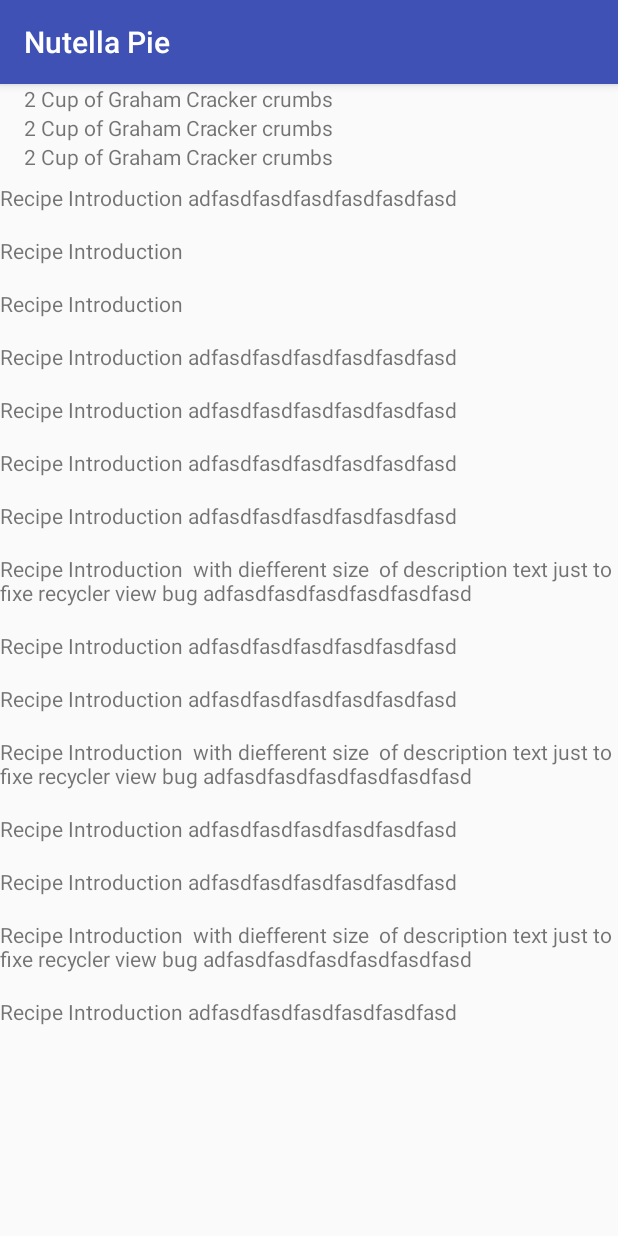
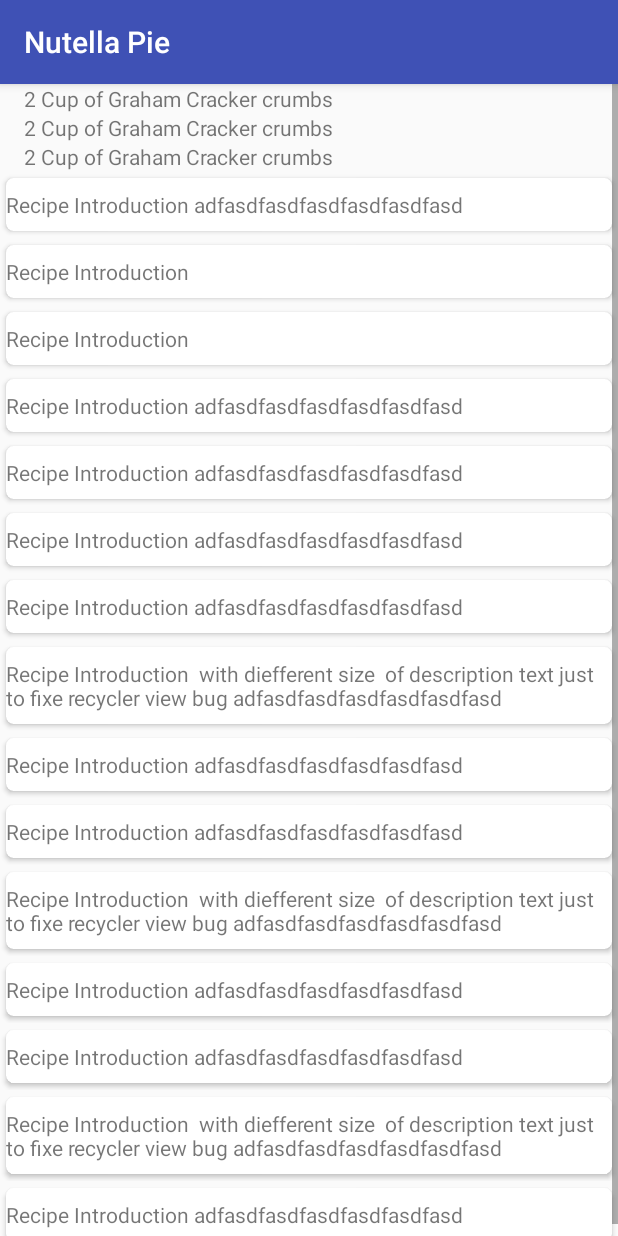
Before and after one commit to todaduc/BakingApp, an Android app: the screen it shows after launch (RecipeDetailActivity), after a tap on "Nutella Pie", on a phone screen of 412 x 824 dp. Run offline under Robolectric (Android 15) with nearby library versions, the phone set to English and light mode, and no system bars; our stand-ins replace ButterKnife; libraries missing offline, so code that uses them is left out: android.support.test; 1 statement that could not run was skipped.

Commit message:
code clean up

```diff
--- a/app/src/main/java/com/todaduc/bakingapp/ui/fragments/MediaPlayerFragment.java
+++ b/app/src/main/java/com/todaduc/bakingapp/ui/fragments/MediaPlayerFragment.java
@@ -50,7 +50,6 @@ public class MediaPlayerFragment extends Fragment {
 
         if( getArguments()!= null){
             videoUrl = getArguments().getString("Video");
-            Log.i("videoUrl ", videoUrl);
             initializePlayer(Uri.parse(videoUrl));
         }
 
--- a/app/src/main/res/layout/fragment_step.xml
+++ b/app/src/main/res/layout/fragment_step.xml
@@ -4,7 +4,7 @@
     android:layout_width="match_parent"
     android:layout_height="wrap_content">
 
-<!--    <android.support.v7.widget.CardView
+   <android.support.v7.widget.CardView
         xmlns:card_view="http://schemas.android.com/apk/res-auto"
         android:layout_gravity="center"
         android:layout_width="match_parent"
@@ -22,13 +22,6 @@
         android:paddingBottom="8dp"
         android:paddingTop="8dp"
         />
-    </android.support.v7.widget.CardView>-->
+    </android.support.v7.widget.CardView>
 
-    <TextView
-        android:id="@+id/tv_step_description"
-        android:layout_width="match_parent"
-        android:layout_height="wrap_content"
-        android:paddingBottom="8dp"
-        android:paddingTop="8dp"
-        />
 </LinearLayout>
```
Also changed, not shown: 1 other file.
